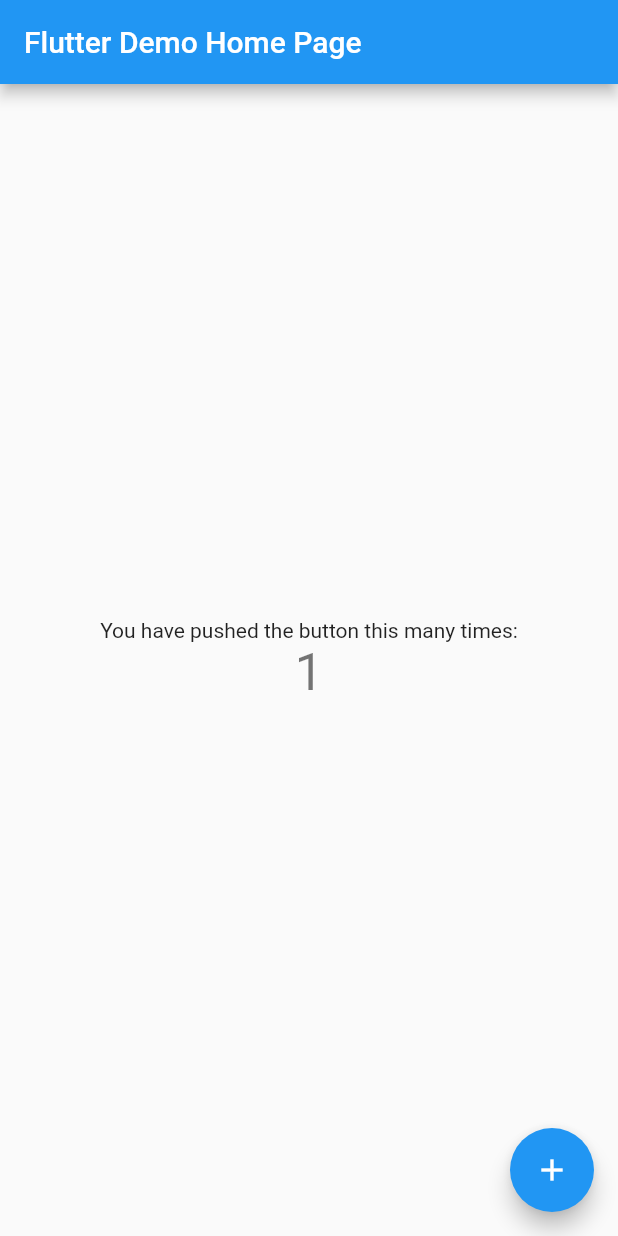
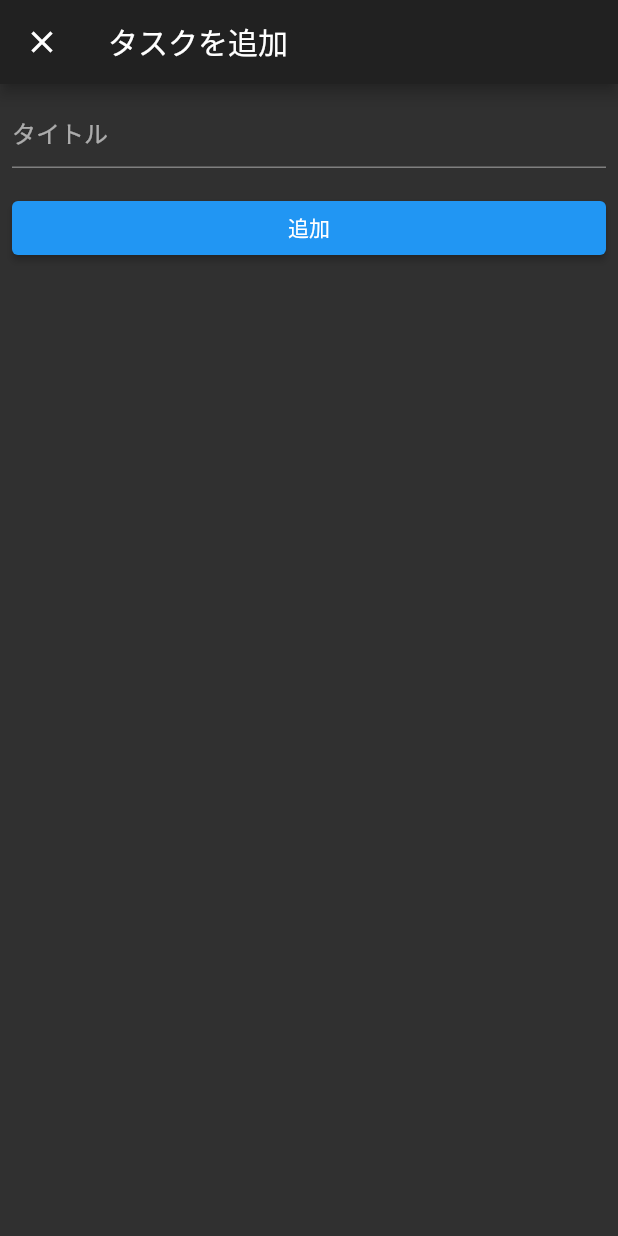
Before and after one commit to tommy10344/flutter_todo, a Flutter app: the screen it shows after launch, after a tap on the "add" icon, on a phone screen of 412 x 824 dp. Run offline on Flutter 3.47's test engine with Material 2 defaults, Android fonts, the phone set to English and light mode, and no system bars; our stand-ins replace flutter_riverpod.

Commit message:
TaskListの表示、追加

```diff
--- a/lib/main.dart
+++ b/lib/main.dart
@@ -1,113 +1,19 @@
 import 'package:flutter/material.dart';
+import 'package:flutter_riverpod/flutter_riverpod.dart';
+import './pages/home.dart';
 
 void main() {
-  runApp(MyApp());
+  runApp(ProviderScope(child: App()));
 }
 
-class MyApp extends StatelessWidget {
+class App extends StatelessWidget {
   // This widget is the root of your application.
   @override
   Widget build(BuildContext context) {
     return MaterialApp(
-      title: 'Flutter Demo',
-      theme: ThemeData(
-        // This is the theme of your application.
-        //
-        // Try running your application with "flutter run". You'll see the
-        // application has a blue toolbar. Then, without quitting the app, try
-        // changing the primarySwatch below to Colors.green and then invoke
-        // "hot reload" (press "r" in the console where you ran "flutter run",
-        // or simply save your changes to "hot reload" in a Flutter IDE).
-        // Notice that the counter didn't reset back to zero; the application
-        // is not restarted.
-        primarySwatch: Colors.blue,
-      ),
-      home: MyHomePage(title: 'Flutter Demo Home Page'),
+      title: 'TODO',
+      theme: ThemeData.dark(),
+      home: HomePage(),
     );
   }
 }
-
-class MyHomePage extends StatefulWidget {
-  MyHomePage({Key? key, required this.title}) : super(key: key);
-
-  // This widget is the home page of your application. It is stateful, meaning
-  // that it has a State object (defined below) that contains fields that affect
-  // how it looks.
-
-  // This class is the configuration for the state. It holds the values (in this
-  // case the title) provided by the parent (in this case the App widget) and
-  // used by the build method of the State. Fields in a Widget subclass are
-  // always marked "final".
-
-  final String title;
-
-  @override
-  _MyHomePageState createState() => _MyHomePageState();
-}
-
-class _MyHomePageState extends State<MyHomePage> {
-  int _counter = 0;
-
-  void _incrementCounter() {
-    setState(() {
-      // This call to setState tells the Flutter framework that something has
-      // changed in this State, which causes it to rerun the build method below
-      // so that the display can reflect the updated values. If we changed
-      // _counter without calling setState(), then the build method would not be
-      // called again, and so nothing would appear to happen.
-      _counter++;
-    });
-  }
-
-  @override
-  Widget build(BuildContext context) {
-    // This method is rerun every time setState is called, for instance as done
-    // by the _incrementCounter method above.
-    //
-    // The Flutter framework has been optimized to make rerunning build methods
-    // fast, so that you can just rebuild anything that needs updating rather
-    // than having to individually change instances of widgets.
-    return Scaffold(
-      appBar: AppBar(
-        // Here we take the value from the MyHomePage object that was created by
-        // the App.build method, and use it to set our appbar title.
-        title: Text(widget.title),
-      ),
-      body: Center(
-        // Center is a layout widget. It takes a single child and positions it
-        // in the middle of the parent.
-        child: Column(
-          // Column is also a layout widget. It takes a list of children and
-          // arranges them vertically. By default, it sizes itself to fit its
-          // children horizontally, and tries to be as tall as its parent.
-          //
-          // Invoke "debug painting" (press "p" in the console, choose the
-          // "Toggle Debug Paint" action from the Flutter Inspector in Android
-          // Studio, or the "Toggle Debug Paint" command in Visual Studio Code)
-          // to see the wireframe for each widget.
-          //
-          // Column has various properties to control how it sizes itself and
-          // how it positions its children. Here we use mainAxisAlignment to
-          // center the children vertically; the main axis here is the vertical
-          // axis because Columns are vertical (the cross axis would be
-          // horizontal).
-          mainAxisAlignment: MainAxisAlignment.center,
-          children: <Widget>[
-            Text(
-              'You have pushed the button this many times:',
-            ),
-            Text(
-              '$_counter',
-              style: Theme.of(context).textTheme.headline4,
-            ),
-          ],
-        ),
-      ),
-      floatingActionButton: FloatingActionButton(
-        onPressed: _incrementCounter,
-        tooltip: 'Increment',
-        child: Icon(Icons.add),
-      ), // This trailing comma makes auto-formatting nicer for build methods.
-    );
-  }
-}
--- /dev/null
+++ b/lib/pages/add.dart
@@ -0,0 +1,41 @@
+import 'package:flutter/material.dart';
+import 'package:flutter_riverpod/flutter_riverpod.dart';
+import 'package:flutter_todo/task_list_controller.dart';
+
+class AddPage extends ConsumerWidget {
+  final taskNameController = TextEditingController();
+
+  @override
+  Widget build(BuildContext context, ScopedReader watch) {
+    final taskListController = watch(taskListProvider.notifier);
+
+    return Scaffold(
+      appBar: AppBar(
+        title: Text("タスクを追加"),
+      ),
+      body: Padding(
+        padding: const EdgeInsets.all(8.0),
+        child: Column(
+          crossAxisAlignment: CrossAxisAlignment.stretch,
+          children: [
+            Flexible(
+                child: TextField(
+              controller: taskNameController,
+              decoration: InputDecoration(hintText: "タイトル"),
+            )),
+            Padding(
+              padding: const EdgeInsets.symmetric(vertical: 16.0),
+              child: ElevatedButton(
+                  child: Text("追加"),
+                  onPressed: () {
+                    final title = taskNameController.text;
+                    taskListController.add(title);
+                    Navigator.pop(context);
+                  }),
+            ),
+          ],
+        ),
+      ),
+    );
+  }
+}
--- /dev/null
+++ b/lib/pages/home.dart
@@ -0,0 +1,70 @@
+import 'package:flutter/material.dart';
+import 'package:flutter_riverpod/flutter_riverpod.dart';
+
+import './add.dart';
+import '../task.dart';
+import '../task_list_controller.dart';
+
+class TaskListItem extends StatelessWidget {
+  final Task task;
+  final Function(bool) checkChanged;
+
+  TaskListItem(this.task, this.checkChanged);
+
+  @override
+  Widget build(BuildContext context) {
+    return Card(
+        child: CheckboxListTile(
+      title: Text(task.title),
+      value: task.isCompleted,
+      onChanged: (value) {
+        if (value != null) {
+          checkChanged(value);
+        }
+      },
+    ));
+  }
+}
+
+class HomePage extends ConsumerWidget {
+  @override
+  Widget build(BuildContext context, ScopedReader watch) {
+    final taskList = watch(taskListProvider);
+    final taskListController = watch(taskListProvider.notifier);
+
+    return Scaffold(
+      body: CustomScrollView(slivers: <Widget>[
+        SliverAppBar(
+          title: Text("TODO"),
+          leading: TextButton(
+            onPressed: () {
+              print("Edit");
+            },
+            child: Text("Edit"),
+          ),
+        ),
+        SliverList(
+          delegate: SliverChildBuilderDelegate((context, index) {
+            var task = taskList[index];
+            return TaskListItem(task, (isChecked) {
+              taskListController.setIsDone(task.id, isChecked);
+            });
+          }, childCount: taskList.length),
+        ),
+      ]),
+      floatingActionButton: FloatingActionButton(
+        onPressed: () {
+          Navigator.push(
+              context,
+              MaterialPageRoute(
+                  builder: (BuildContext context) {
+                    return AddPage();
+                  },
+                  fullscreenDialog: true));
+        },
+        tooltip: 'Add',
+        child: Icon(Icons.add),
+      ),
+    );
+  }
+}
```
Also changed, not shown: lib/task.dart (added, +15 -0 lines), lib/task_list_controller.dart (added, +45 -0 lines), pubspec.yaml (+4 -3 lines), pubspec.lock, 1 other file.
